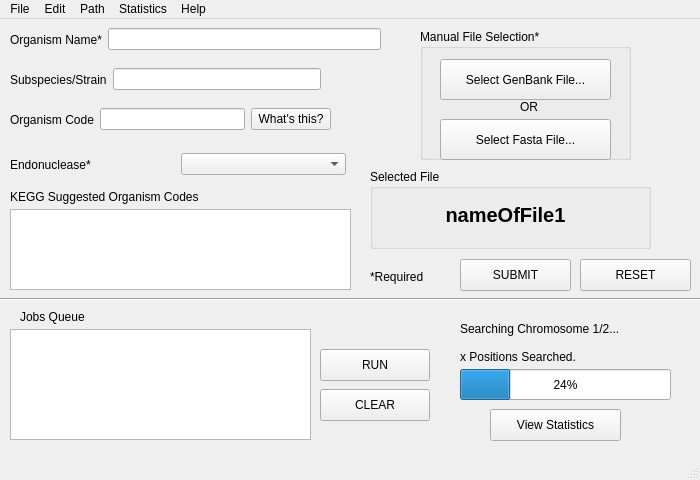
First picture: the form in NewGenome.ui, repository TrinhLab/CASPERapp, before the edit.
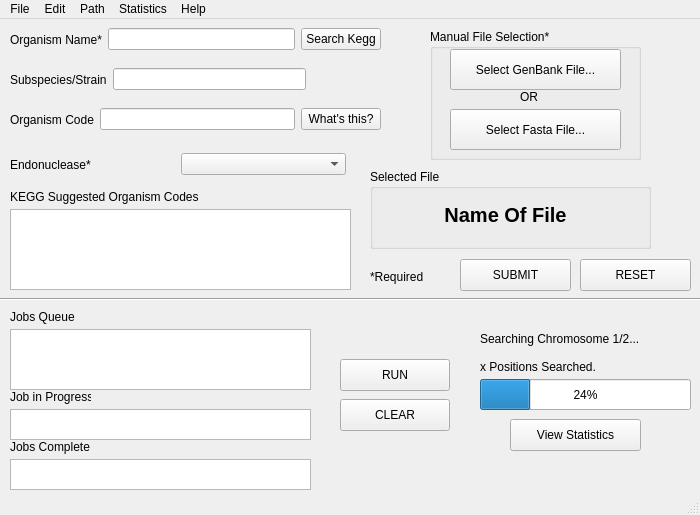
Second picture: the form after the edit.

Commit message: Main window over hull

Patch:
```diff
--- a/NewGenome.ui
+++ b/NewGenome.ui
@@ -7,7 +7,7 @@
     <x>0</x>
     <y>0</y>
     <width>700</width>
-    <height>480</height>
+    <height>515</height>
    </rect>
   </property>
   <property name="windowTitle">
@@ -17,8 +17,8 @@
    <widget class="QProgressBar" name="progressBar">
     <property name="geometry">
      <rect>
-      <x>460</x>
-      <y>350</y>
+      <x>480</x>
+      <y>360</y>
       <width>211</width>
       <height>31</height>
      </rect>
@@ -60,6 +60,13 @@
      <item>
       <widget class="QLineEdit" name="lineEdit_1"/>
      </item>
+     <item>
+      <widget class="QPushButton" name="KeggSearchButton">
+       <property name="text">
+        <string>Search Kegg</string>
+       </property>
+      </widget>
+     </item>
     </layout>
    </widget>
    <widget class="QWidget" name="horizontalLayoutWidget_2">
@@ -67,7 +74,7 @@
      <rect>
       <x>10</x>
       <y>40</y>
-      <width>311</width>
+      <width>371</width>
       <height>41</height>
      </rect>
     </property>
@@ -82,6 +89,22 @@
      <item>
       <widget class="QLineEdit" name="lineEdit_2"/>
      </item>
+     <item>
+      <spacer name="horizontalSpacer">
+       <property name="orientation">
+        <enum>Qt::Horizontal</enum>
+       </property>
+       <property name="sizeType">
+        <enum>QSizePolicy::Fixed</enum>
+       </property>
+       <property name="sizeHint" stdset="0">
+        <size>
+         <width>75</width>
+         <height>20</height>
+        </size>
+       </property>
+      </spacer>
+     </item>
     </layout>
    </widget>
    <widget class="QWidget" name="horizontalLayoutWidget_3">
@@ -89,7 +112,7 @@
      <rect>
       <x>10</x>
       <y>80</y>
-      <width>321</width>
+      <width>371</width>
       <height>41</height>
      </rect>
     </property>
@@ -116,7 +139,7 @@
    <widget class="QLabel" name="JobQueueLabel">
     <property name="geometry">
      <rect>
-      <x>20</x>
+      <x>10</x>
       <y>290</y>
       <width>81</width>
       <height>16</height>
@@ -142,8 +165,8 @@
    <widget class="QPushButton" name="clearButton">
     <property name="geometry">
      <rect>
-      <x>320</x>
-      <y>370</y>
+      <x>340</x>
+      <y>380</y>
       <width>110</width>
       <height>32</height>
      </rect>
@@ -155,8 +178,8 @@
    <widget class="QPushButton" name="runButton">
     <property name="geometry">
      <rect>
-      <x>320</x>
-      <y>330</y>
+      <x>340</x>
+      <y>340</y>
       <width>110</width>
       <height>32</height>
      </rect>
@@ -168,8 +191,8 @@
    <widget class="QLabel" name="label_1">
     <property name="geometry">
      <rect>
-      <x>460</x>
-      <y>300</y>
+      <x>480</x>
+      <y>310</y>
       <width>201</width>
       <height>20</height>
      </rect>
@@ -181,8 +204,8 @@
    <widget class="QLabel" name="label_2">
     <property name="geometry">
      <rect>
-      <x>460</x>
-      <y>330</y>
+      <x>480</x>
+      <y>340</y>
       <width>201</width>
       <height>16</height>
      </rect>
@@ -194,8 +217,8 @@
    <widget class="QPushButton" name="viewStatButton">
     <property name="geometry">
      <rect>
-      <x>490</x>
-      <y>390</y>
+      <x>510</x>
+      <y>400</y>
       <width>131</width>
       <height>32</height>
      </rect>
@@ -268,7 +291,7 @@
    <widget class="QGroupBox" name="groupBox">
     <property name="geometry">
      <rect>
-      <x>420</x>
+      <x>430</x>
       <y>10</y>
       <width>211</width>
       <height>131</height>
@@ -281,7 +304,7 @@
      <property name="geometry">
       <rect>
        <x>20</x>
-       <y>30</y>
+       <y>20</y>
        <width>171</width>
        <height>41</height>
       </rect>
@@ -294,7 +317,7 @@
      <property name="geometry">
       <rect>
        <x>20</x>
-       <y>90</y>
+       <y>80</y>
        <width>171</width>
        <height>41</height>
       </rect>
@@ -306,8 +329,8 @@
     <widget class="QLabel" name="genBankFile_2">
      <property name="geometry">
       <rect>
-       <x>100</x>
-       <y>70</y>
+       <x>90</x>
+       <y>60</y>
        <width>31</width>
        <height>16</height>
       </rect>
@@ -317,23 +340,13 @@
      </property>
     </widget>
    </widget>
-   <widget class="QPlainTextEdit" name="keggsearchresults">
-    <property name="geometry">
-     <rect>
-      <x>10</x>
-      <y>190</y>
-      <width>341</width>
-      <height>81</height>
-     </rect>
-    </property>
-   </widget>
-   <widget class="QTextBrowser" name="textBrowser_2">
+   <widget class="QTextBrowser" name="JobsQueBox">
     <property name="geometry">
      <rect>
       <x>10</x>
       <y>310</y>
       <width>301</width>
-      <height>111</height>
+      <height>61</height>
      </rect>
     </property>
    </widget>
@@ -366,13 +379,80 @@
       </font>
      </property>
      <property name="text">
-      <string>nameOfFile1</string>
+      <string>Name Of File</string>
      </property>
      <property name="alignment">
       <set>Qt::AlignCenter</set>
      </property>
     </widget>
    </widget>
+   <widget class="QTextBrowser" name="JobInProgress">
+    <property name="geometry">
+     <rect>
+      <x>10</x>
+      <y>390</y>
+      <width>301</width>
+      <height>31</height>
+     </rect>
+    </property>
+   </widget>
+   <widget class="QLabel" name="inprogresslabel">
+    <property name="geometry">
+     <rect>
+      <x>10</x>
+      <y>370</y>
+      <width>81</width>
+      <height>16</height>
+     </rect>
+    </property>
+    <property name="text">
+     <string>Job in Progress</string>
+    </property>
+   </widget>
+   <widget class="QLabel" name="Jobscomplete">
+    <property name="geometry">
+     <rect>
+      <x>10</x>
+      <y>420</y>
+      <width>81</width>
+      <height>16</height>
+     </rect>
+    </property>
+    <property name="text">
+     <string>Jobs Complete</string>
+    </property>
+   </widget>
+   <widget class="QTextBrowser" name="CompletedJobs">
+    <property name="geometry">
+     <rect>
+      <x>10</x>
+      <y>440</y>
+      <width>301</width>
+      <height>31</height>
+     </rect>
+    </property>
+   </widget>
+   <widget class="QTableWidget" name="keggSuggested">
+    <property name="geometry">
+     <rect>
+      <x>10</x>
+      <y>190</y>
+      <width>341</width>
+      <height>81</height>
+     </rect>
+    </property>
+    <property name="rowCount">
+     <number>2</number>
+    </property>
+    <attribute name="horizontalHeaderVisible">
+     <bool>false</bool>
+    </attribute>
+    <attribute name="verticalHeaderVisible">
+     <bool>false</bool>
+    </attribute>
+    <row/>
+    <row/>
+   </widget>
   </widget>
   <widget class="QMenuBar" name="menubar">
    <property name="geometry">
```
Left out of the diff: 6 changed lines with no effect on the pictures. The commit also changes 5 other files.
